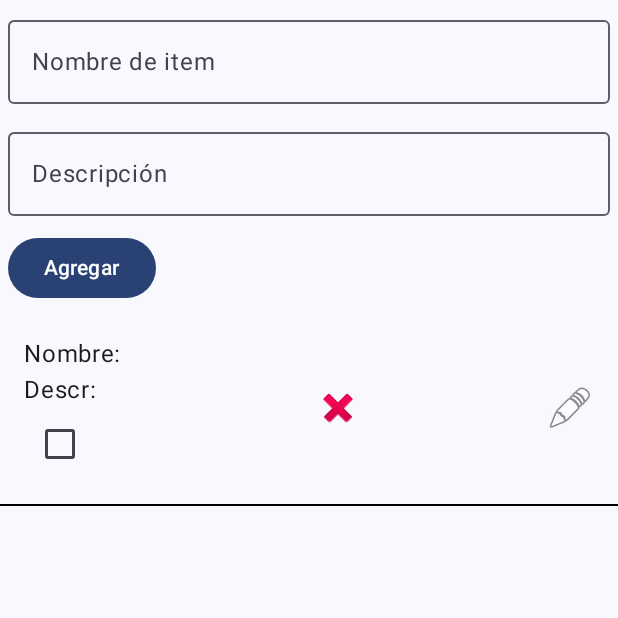
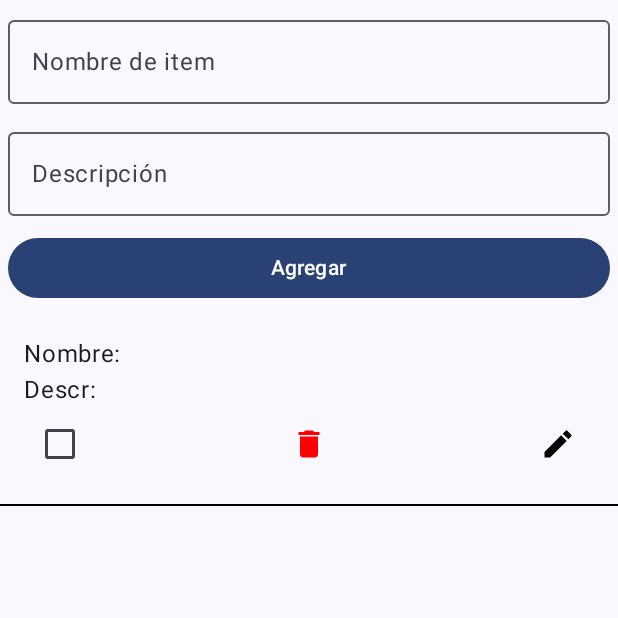
Before and after one commit to lorenzovizcaino/examenpmdm3evav2, an Android app built with Jetpack Compose: the composable AdministrarItems shown on its own in the app's theme, after a tap on "Agregar", on a phone screen of 412 x 824 dp, the top half of it. Run offline under Robolectric (Android 15) with nearby library versions, the phone set to English and light mode, and no system bars.

Commit message:
26/05/24_10:32

```diff
--- a/app/src/main/java/com/antonio/examenpmdm3evav2/ui/screens/Menu.kt
+++ b/app/src/main/java/com/antonio/examenpmdm3evav2/ui/screens/Menu.kt
@@ -23,6 +23,8 @@ import androidx.compose.material.icons.Icons
 import androidx.compose.material.icons.filled.Android
 import androidx.compose.material.icons.filled.ArrowBack
 import androidx.compose.material.icons.filled.Close
+import androidx.compose.material.icons.filled.Delete
+import androidx.compose.material.icons.filled.Edit
 import androidx.compose.material.icons.filled.Visibility
 import androidx.compose.material.icons.filled.VisibilityOff
 import androidx.compose.material3.AlertDialog
@@ -74,7 +76,7 @@ import com.antonio.examenpmdm3evav2.ui.viewmodel.LoginViewModel
 @SuppressLint("UnusedMaterial3ScaffoldPaddingParameter")
 @OptIn(ExperimentalMaterial3Api::class)
 @Composable
-fun ScaffoldScreenAppFich(
+fun Contenido(
     navController: NavController,
     viewModel: ItemViewModel,
     viewModelLogin: LoginViewModel
@@ -108,7 +110,7 @@ fun ScaffoldScreenAppFich(
 @Composable
 fun Menu(navController: NavController, viewModelItem: ItemViewModel, viewModelLogin: LoginViewModel) {
     if(viewModelItem.banderaIniciar){
-        ScaffoldScreenAppFich(navController,viewModelItem, viewModelLogin)
+        Contenido(navController,viewModelItem, viewModelLogin)
     }else{
         MenuLogin(navController, viewModelLogin, viewModelItem)
     }
@@ -294,7 +296,7 @@ fun AdministrarItems(navController: NavController, viewModel: ItemViewModel) {
 
             viewModel.set_nombre("")
             viewModel.set_descr("")
-        }, modifier = Modifier.padding(5.dp)) {
+        }, modifier = Modifier.fillMaxWidth().padding(5.dp)) {
             Text(text = "Agregar", /*modifier = Modifier.fillMaxWidth()*/)
         }
 
@@ -339,6 +341,7 @@ fun MostrarItem(
         Column(){
             Text(text = "Nombre: "+objeto.nombre)
             Text(text = "Descr: "+objeto.descr)
+            Row(modifier=Modifier.fillMaxWidth(), horizontalArrangement = Arrangement.SpaceBetween){
                 Checkbox(checked = isChecked, onCheckedChange = {
                     isChecked=it
                     objeto.selecionado=isChecked
@@ -357,16 +360,56 @@ fun MostrarItem(
 
 
                 })
-        }
-        Column() {
-            Image(painter = painterResource(id = android.R.drawable.ic_delete),
-                contentDescription = "",
-                modifier = Modifier.clickable {
+
+                IconButton(onClick = {
                     showDialog=true
 
+                }, modifier = Modifier.padding(start = 10.dp)) {
+                    Icon(
+                        imageVector = Icons.Filled.Delete,
+                        contentDescription = "Borrar",
+                        tint = Color.Red,
 
-                })
+
+                        )
                 }
+
+                IconButton(
+                    onClick = {
+                        Toast.makeText(context, "Modifica Datos Contacto seleccionado.", Toast.LENGTH_SHORT).show()
+                        viewModel.getLista().remove(objeto)
+                        viewModel.escribirFichero(context, true)
+                        editNombre(objeto.nombre)
+                        editDescr(objeto.descr)
+
+                    },
+                    modifier = Modifier.padding(start = 10.dp)
+                ) {
+                    Icon(
+                        imageVector = Icons.Filled.Edit,
+                        contentDescription = "Editar",
+                        tint = Color.Black,
+
+                        )
+                }
+
+
+
+
+
+            }
+
+        }
+
+
+
+
+
+
+
+
+
+
         if(showDialog){
             MyDialogBorrarItem(
                 onDismiss = { showDialog = false },
@@ -374,6 +417,7 @@ fun MostrarItem(
 
                     viewModel.getLista().remove(objeto)
                     viewModel.escribirFichero(context, true)
+                    showDialog = false
 
 
                 }
@@ -385,19 +429,17 @@ fun MostrarItem(
 
         }
 
-        Column(){
-            Image(painter = painterResource(id = android.R.drawable.ic_menu_edit),
-                contentDescription = "",
-                modifier = Modifier.clickable {
 
-                    Toast.makeText(context, "Modifica Datos Contacto seleccionado.", Toast.LENGTH_SHORT).show()
-                    viewModel.getLista().remove(objeto)
-                    viewModel.escribirFichero(context, true)
-                    editNombre(objeto.nombre)
-                    editDescr(objeto.descr)
 
-                })
-        }
+
+
+
+
+
+
+
+
+
 
     }
     Divider(
--- a/app/src/main/java/com/antonio/examenpmdm3evav2/ui/viewmodel/ItemViewModel.kt
+++ b/app/src/main/java/com/antonio/examenpmdm3evav2/ui/viewmodel/ItemViewModel.kt
@@ -158,6 +158,7 @@ class ItemViewModel:ViewModel(){
             itemsSer.clear()
             itemsSer.addAll(itemsSerAux)
             itemsSerAux.clear()
+
         }
         itemsSer.forEach(){ item->
 
```
Lines whose indentation alone changed are shown as unchanged.
